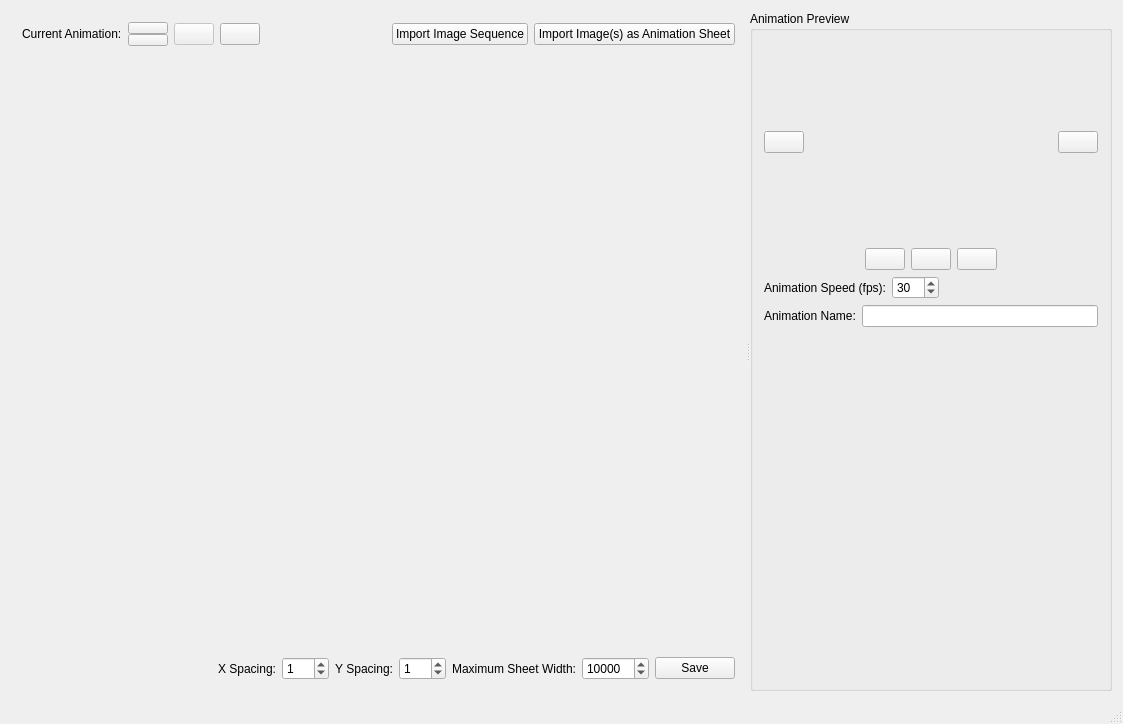
Old version of the form mainwindow.ui in the repository meh2481/SpriteSheeter.
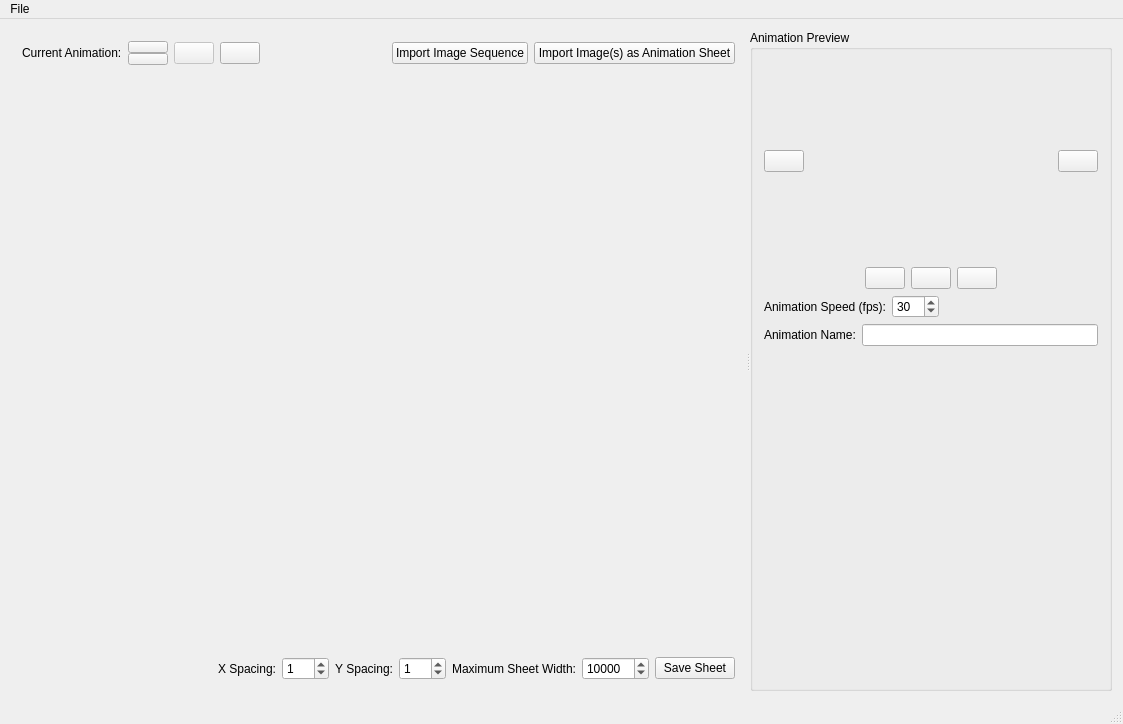
New version of the form. Icons and pictures are not drawn. Custom widgets are drawn as their Qt base class.

Commit message: Add menu, better handling of empty image

```diff
--- a/mainwindow.ui
+++ b/mainwindow.ui
@@ -302,7 +302,7 @@
              <string>Save this spritesheet to a file</string>
             </property>
             <property name="text">
-             <string>Save</string>
+             <string>Save Sheet</string>
             </property>
            </widget>
           </item>
@@ -543,6 +543,16 @@
      <height>21</height>
     </rect>
    </property>
+   <widget class="QMenu" name="menuFile">
+    <property name="title">
+     <string>File</string>
+    </property>
+    <addaction name="actionNew"/>
+    <addaction name="actionSave"/>
+    <addaction name="separator"/>
+    <addaction name="actionQuit"/>
+   </widget>
+   <addaction name="menuFile"/>
   </widget>
   <widget class="QStatusBar" name="statusBar"/>
  </widget>
```
Left out of the diff: 43 changed lines with no effect on the pictures. The commit also changes 2 other files.
